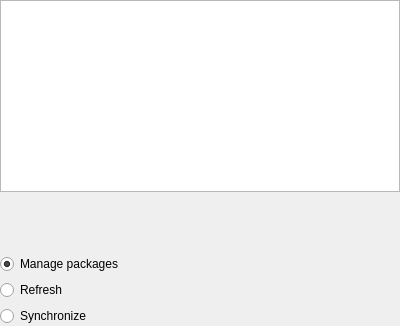
The window that src/plugins/mer/mertargetmanagementpage.ui (sailfishos/sailfish-qtcreator) describes before a commit, drawn with Qt 5.
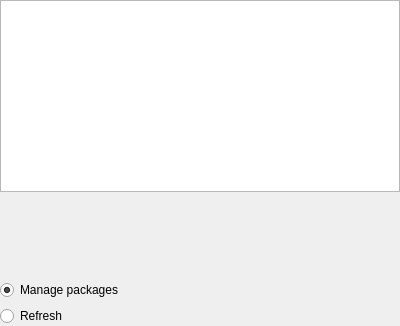
The same window after the commit.

Commit message:
Mer: Drop option to synchronize targets
The dialog works with the original targets while sync is to be done with
the snapshots. There should be no need to do sync explicitly anyway - it
is implied by all the maintenance commands including `sfdk tools exec`.

```diff
--- a/src/plugins/mer/mertargetmanagementpage.ui
+++ b/src/plugins/mer/mertargetmanagementpage.ui
@@ -71,13 +71,6 @@
      </property>
     </widget>
    </item>
-   <item>
-    <widget class="QRadioButton" name="synchronizeRadioButton">
-     <property name="text">
-      <string>Synchronize</string>
-     </property>
-    </widget>
-   </item>
   </layout>
  </widget>
  <resources/>
```
The commit also changes 2 other files.
